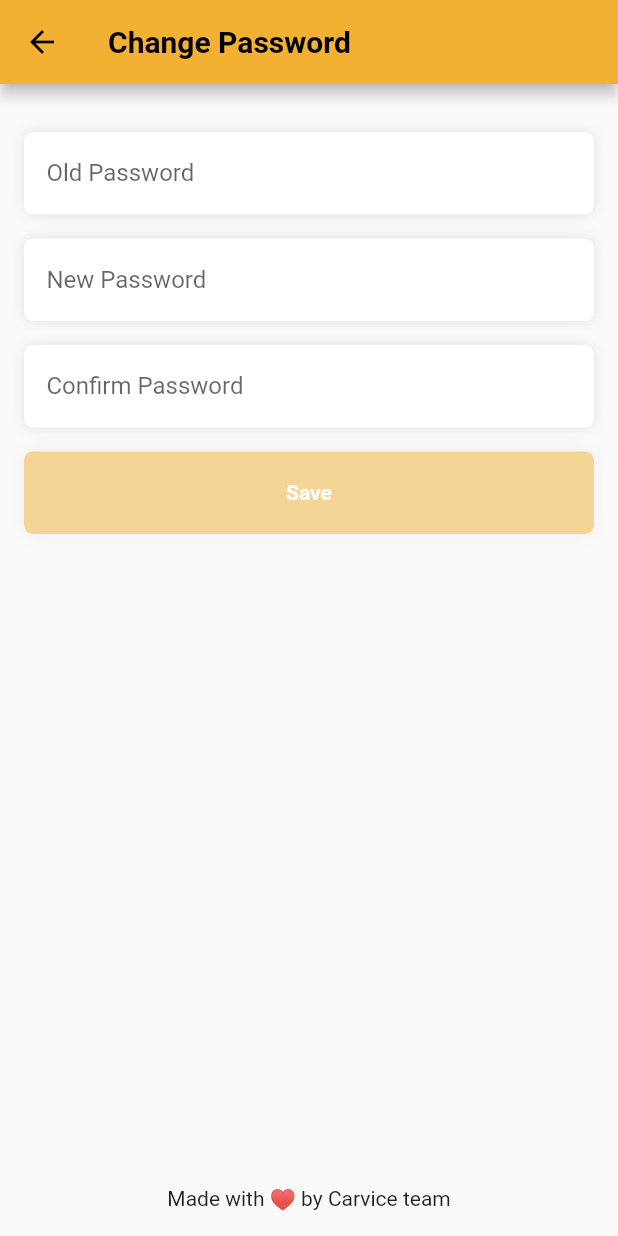
After one commit to naderelzinyy/Carvice, a Flutter app: the ChangePasswordPage screen opened directly, on a phone screen of 412 x 824 dp. The commit adds this screen. Run offline on Flutter 3.47's test engine with Material 2 defaults, Android fonts, the phone set to English and light mode, and no system bars; our stand-ins replace cloud_firestore, firebase_auth, firebase_core, flutter_rating_bar, flutter_svg, geolocator and 4 more; missing offline and left inert: rating_summary; accounts and stored records are empty.

Commit message:
Created new change password page.

```diff
--- a/flutter-app/lib/languages/en.dart
+++ b/flutter-app/lib/languages/en.dart
@@ -80,4 +80,9 @@ const Map<String, String> en = {
   'mechanic_portfolio': 'Portfolio',
   'change_password': 'Change Password',
   'change_language': 'Change Language',
+  'new_password': 'New Password',
+  'old_password': 'Old Password',
+  'conf_new_password': 'Confirm Password',
+  'error_message_password_must_be_5_char': 'New password should be at least 5 characters long.',
+  'error_message_new_password_conf_not_match': 'New password and confirmation password do not match.',
 };
--- a/flutter-app/lib/languages/tr.dart
+++ b/flutter-app/lib/languages/tr.dart
@@ -80,4 +80,9 @@ const Map<String, String> tr = {
   'mechanic_portfolio': 'Mekanik Portföyü',
   'change_password': 'Şifre değiştir',
   'change_language': 'Dili değiştir',
+  'new_password': 'Yeni Şifre',
+  'old_password': 'Eski Şifre',
+  'conf_new_password': 'Şifreyi Onaylayın',
+  'error_message_password_must_be_5_char': 'Yeni şifre en az 5 karakter uzunluğunda olmalıdır.',
+  'error_message_new_password_conf_not_match': 'Yeni şifre ve onay şifresi uyuşmuyor.',
 };
--- /dev/null
+++ b/flutter-app/lib/view/general/pages/change_password_page.dart
@@ -0,0 +1,135 @@
+import 'package:flutter/material.dart';
+import 'package:get/get.dart';
+
+import '../../../widgets/app_navigation.dart';
+import '../../../widgets/button.dart';
+import '../../../widgets/text_field.dart';
+
+class ChangePasswordPage extends StatefulWidget {
+  const ChangePasswordPage({Key? key}) : super(key: key);
+
+  @override
+  _ChangePasswordPageState createState() => _ChangePasswordPageState();
+}
+
+class _ChangePasswordPageState extends State<ChangePasswordPage> {
+  final TextEditingController oldPasswordController = TextEditingController();
+  final TextEditingController newPasswordController = TextEditingController();
+  final TextEditingController confirmPasswordController = TextEditingController();
+  bool isButtonDisabled = true;
+  String errorMessage = '';
+
+  @override
+  void initState() {
+    super.initState();
+
+    oldPasswordController.addListener(updateButtonState);
+    newPasswordController.addListener(updateButtonState);
+    confirmPasswordController.addListener(updateButtonState);
+  }
+
+  void updateButtonState() {
+    // Enable button if all fields are not empty, disable otherwise
+    setState(() {
+      isButtonDisabled = (oldPasswordController.text.isEmpty ||
+          newPasswordController.text.isEmpty ||
+          confirmPasswordController.text.isEmpty);
+    });
+  }
+
+  void changePassword() {
+
+    // Validate the new password length
+    if (newPasswordController.text.length < 5) {
+      setState(() {
+        errorMessage = 'error_message_password_must_be_5_char'.tr;
+      });
+      return;
+    }
+
+    // Validate that the confirmation password matches the new password
+    if (newPasswordController.text != confirmPasswordController.text) {
+      setState(() {
+        errorMessage = 'error_message_new_password_conf_not_match'.tr;
+      });
+      return;
+    }
+
+    // Clear the error message and show a success message
+    setState(() {
+      errorMessage = '';
+    });
+
+    // TODO: Add your logic for changing the password here
+  }
+
+  @override
+  Widget build(BuildContext context) {
+    return Scaffold(
+      appBar: AppNavigation(title: 'change_password'.tr, automaticallyCallBack: true),
+      body: Padding(
+        padding: const EdgeInsets.all(16.0),
+        child: Column(
+          crossAxisAlignment: CrossAxisAlignment.stretch,
+          children: [
+            if (errorMessage.isNotEmpty)
+              Container(
+                color: Colors.red.shade100,
+                padding: const EdgeInsets.all(8.0),
+                child: Text(
+                  errorMessage,
+                  style: const TextStyle(
+                    color: Colors.red,
+                    fontWeight: FontWeight.bold,
+                  ),
+                ),
+              ),
+            const SizedBox(height: 16.0),
+            CustomTextFiled(
+              controller: oldPasswordController,
+               hintText: 'old_password'.tr,
+                textInputType: TextInputType.text,
+                obscureText: true
+            ),
+            const SizedBox(height: 16.0),
+            CustomTextFiled(
+              controller: newPasswordController,
+              obscureText: true,
+              textInputType: TextInputType.text,
+              hintText: 'new_password'.tr,
+            ),
+            const SizedBox(height: 16.0),
+            CustomTextFiled(
+              controller: confirmPasswordController,
+              obscureText: true,
+              textInputType: TextInputType.text,
+              hintText: 'conf_new_password'.tr,
+            ),
+            const SizedBox(height: 16.0),
+            CustomButton(
+              isDisabled: isButtonDisabled,
+              btnText: 'save'.tr,
+              onTap: () {
+                changePassword();
+
+              },
+            ),
+          ],
+        ),
+      ),
+      bottomNavigationBar: Container(
+        height: 50,
+        alignment: Alignment.center,
+        child: const Row(
+          mainAxisAlignment: MainAxisAlignment.center,
+          children: [
+            Text(
+              "Made with ♥ by Carvice team",
+            ),
+          ],
+        ),
+      ),
+    );
+
+  }
+}
```
